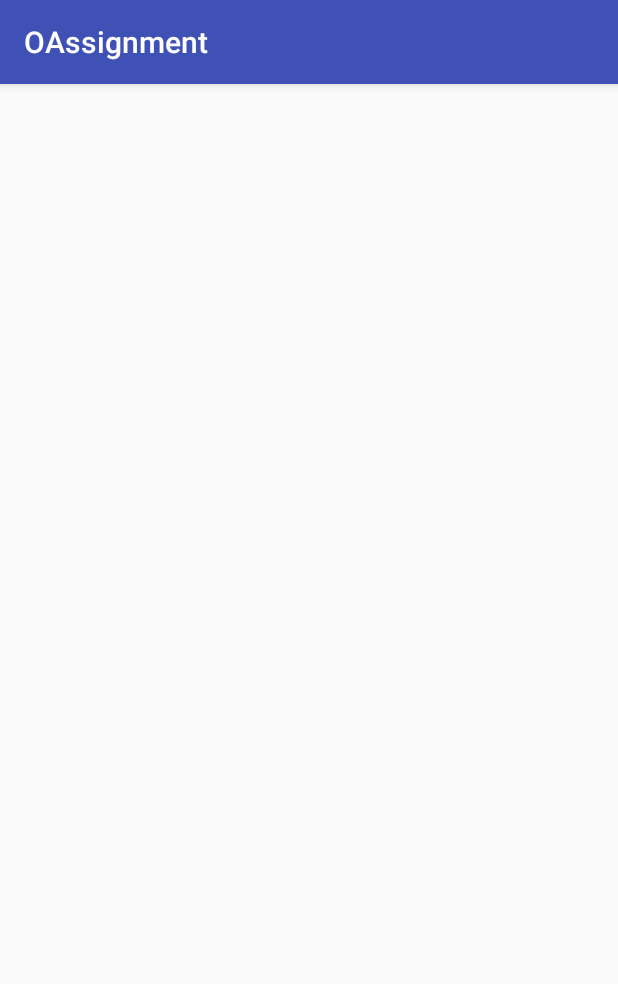
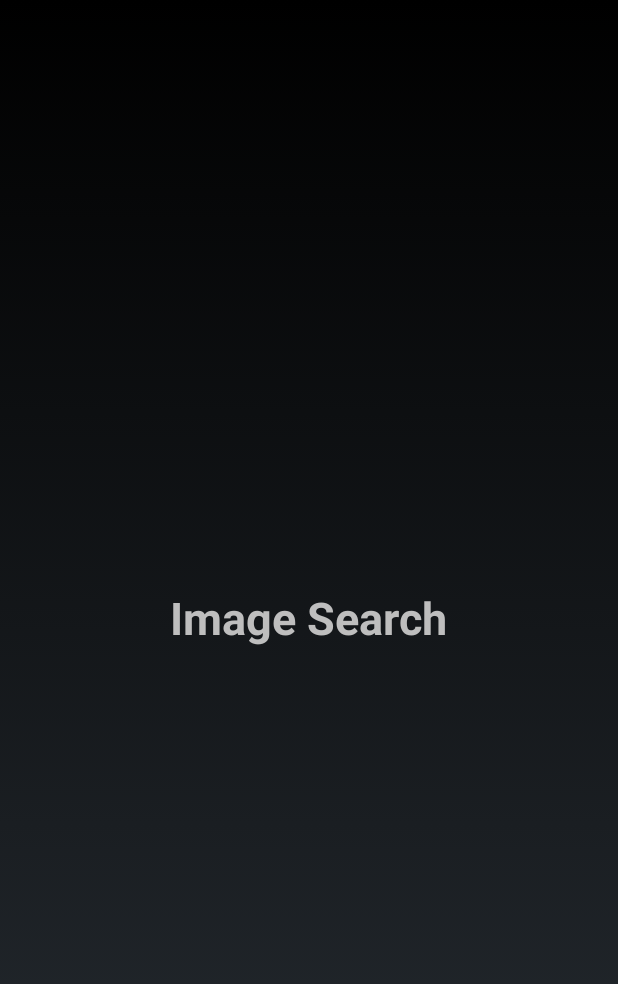
Before and after one commit to harinarayana/MAssignment, an Android app: the screen it shows after launch (SplashActivity), on a phone screen of 412 x 824 dp. Shown: the top 984 px of the screen. Run offline under Robolectric (Android 15) with nearby library versions, the phone set to English and light mode, and no system bars.

Commit message:
Modified app name. Clearing Data when search box is cleared.

```diff
--- a/app/src/main/java/hari/oassignment/SplashActivity.java
+++ b/app/src/main/java/hari/oassignment/SplashActivity.java
@@ -1,15 +1,22 @@
 package hari.oassignment;
 
+import android.app.Activity;
 import android.content.Intent;
 import android.support.v7.app.AppCompatActivity;
 import android.os.Bundle;
+import android.view.View;
+import android.view.animation.Animation;
+import android.view.animation.AnimationUtils;
+import android.widget.TextView;
 
-public class SplashActivity extends AppCompatActivity {
+public class SplashActivity extends Activity {
 
     @Override
     protected void onCreate(Bundle savedInstanceState) {
         super.onCreate(savedInstanceState);
         setContentView(R.layout.activity_splash);
+        TextView title = (TextView) findViewById(R.id.splash_screen_title);
+        animateRow(title);
         Thread background = new Thread() {
             public void run(){
                 try{
@@ -20,9 +27,18 @@ public class SplashActivity extends AppCompatActivity {
                 } catch (Exception e) {
 
                 }
+
             };
         };
             background.start();
 
     }
+    /**
+     * Method to animate view
+     * @param viewToBeAnimated - view that needs to be animated
+     * **/
+    private void animateRow(View viewToBeAnimated) {
+        Animation animation = AnimationUtils.loadAnimation(this,  R.anim.up_from_bottom);
+        viewToBeAnimated.startAnimation(animation);
+    }
 }
--- a/app/src/main/res/layout/activity_splash.xml
+++ b/app/src/main/res/layout/activity_splash.xml
@@ -8,5 +8,14 @@
     android:paddingRight="@dimen/activity_horizontal_margin"
     android:paddingTop="@dimen/activity_vertical_margin"
     tools:context="hari.oassignment.SplashActivity">
+    <TextView
+        android:id="@+id/splash_screen_title"
+        android:layout_width="wrap_content"
+        android:layout_height="wrap_content"
+        android:textStyle="bold"
+        android:textSize="30dp"
+        android:layout_centerInParent="true"
+        android:text="@string/wiki_search"
+        />
 
 </RelativeLayout>
--- a/app/src/main/res/values/strings.xml
+++ b/app/src/main/res/values/strings.xml
@@ -1,5 +1,5 @@
 <resources>
-    <string name="app_name">OAssignment</string>
+    <string name="app_name">Image Search</string>
 
     <!--API Base URL-->
     <string name="api_base_url">https://en.wikipedia.org/w/api.php?</string>
@@ -7,4 +7,5 @@
     <string name="no_network">Please check your internet connection!!!</string>
     <string name="recycler_view">Recycler View</string>
     <string name="list_view">List View</string>
+    <string name="wiki_search">Image Search</string>
 </resources>
```
Also changed, not shown: app/src/main/AndroidManifest.xml (+5 -3 lines), app/src/main/java/hari/oassignment/OAssignmentActivity.java (+10 -1 lines), app/src/main/java/hari/oassignment/SearchActivity.java (+9 -1 lines).
